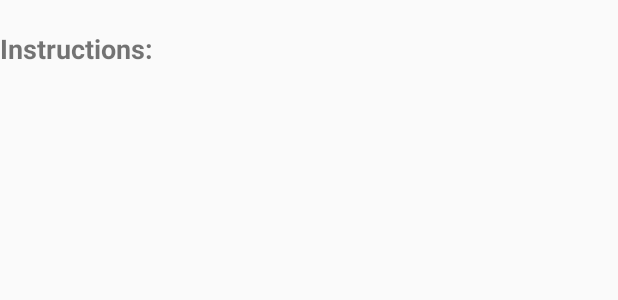
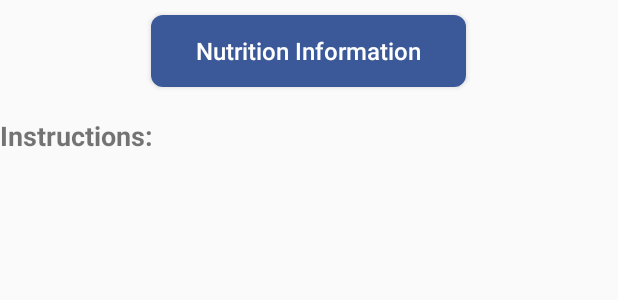
Before and after one commit to yashtawade/FoodForThought, an Android app: the layout item_list_instruction_head.xml on its own in the app's theme, with its tools: preview values and no code run, on a phone screen of 412 x 824 dp. Shown: the top 300 px of the screen. Run offline under Robolectric (Android 15) with nearby library versions, the phone set to English and light mode, and no system bars.

Commit message:
Finish viewing nutrition information function

```diff
--- a/app/src/main/java/com/yashtawade/foodforthought/MyApplication.java
+++ b/app/src/main/java/com/yashtawade/foodforthought/MyApplication.java
@@ -4,6 +4,7 @@ import android.app.Application;
 
 import com.facebook.FacebookSdk;
 import com.facebook.appevents.AppEventsLogger;
+import com.yashtawade.foodforthought.constants.FFTConstant;
 
 import cn.finalteam.okhttpfinal.OkHttpFinal;
 import cn.finalteam.okhttpfinal.OkHttpFinalConfiguration;
@@ -18,7 +19,7 @@ public class MyApplication extends Application{
         OkHttpFinalConfiguration.Builder builder =
                 new OkHttpFinalConfiguration.Builder();
         //standard http request header
-        Headers commonHeaders = new Headers.Builder().add("X-Mashape-Key:eSTTv3Urw2mshZJrgoQZoKJbwtmDp1AE9gajsnm5CFL4X5DDw6").build();
+        Headers commonHeaders = new Headers.Builder().add(FFTConstant.API_KEY).build();
         builder.setCommenHeaders(commonHeaders);
 
         OkHttpFinal.getInstance().init(builder.build());
--- a/app/src/main/java/com/yashtawade/foodforthought/activities/CommentWriteActivity.java
+++ b/app/src/main/java/com/yashtawade/foodforthought/activities/CommentWriteActivity.java
@@ -24,7 +24,7 @@ public class CommentWriteActivity extends AppCompatActivity {
     private static final String EXTRA_RECIPE_ID = "fft_recipe_id";
 
     //todo: get uid from cookie
-    private int uid = 1;
+    private int uid = 3;
 
     BaseHttpRequestCallback mCallback = new BaseHttpRequestCallback(){
 
--- a/app/src/main/java/com/yashtawade/foodforthought/activities/RecipeDetailActivity.java
+++ b/app/src/main/java/com/yashtawade/foodforthought/activities/RecipeDetailActivity.java
@@ -62,7 +62,7 @@ public class RecipeDetailActivity extends AppCompatActivity {
     List<String> instructionContent;
 
     //todo: get uid from cookie
-    private int uid = 1;
+    private int uid = 3;
 
     int count;
     boolean isLiked;
@@ -92,6 +92,10 @@ public class RecipeDetailActivity extends AppCompatActivity {
                 for (Step step : instep.getSteps()) {
                     for (String s : step.getStep().split("\\.")) {
                         String each = s.trim();
+                        if(each.startsWith("(") || each.startsWith(")")){
+                            each = each.substring(1, each.length());
+                        }
+
                         if (each.length() > 10) {
                             instructionContent.add(i++ + ". " + each);
                         }
--- a/app/src/main/java/com/yashtawade/foodforthought/constants/FFTConstant.java
+++ b/app/src/main/java/com/yashtawade/foodforthought/constants/FFTConstant.java
@@ -1,6 +1,7 @@
 package com.yashtawade.foodforthought.constants;
 
 public class FFTConstant {
+    public static final String API_KEY = "X-Mashape-Key:eSTTv3Urw2mshZJrgoQZoKJbwtmDp1AE9gajsnm5CFL4X5DDw6";
     public static final String API_BASE_URL = "https://spoonacular-recipe-food-nutrition-v1.p.mashape.com/recipes/";
     public static final String LONG_BASE_URL = "http://www.cqzxlong.me/app/";
 }
--- a/app/src/main/res/layout/item_list_instruction_head.xml
+++ b/app/src/main/res/layout/item_list_instruction_head.xml
@@ -1,16 +1,31 @@
 <?xml version="1.0" encoding="utf-8"?>
-<LinearLayout xmlns:android="http://schemas.android.com/apk/res/android"
+<RelativeLayout xmlns:android="http://schemas.android.com/apk/res/android"
               android:orientation="vertical"
               android:layout_width="match_parent"
               android:layout_height="match_parent">
+
+    <Button
+        android:id="@+id/btn_nutrition_detail"
+        android:layout_width="wrap_content"
+        android:layout_height="wrap_content"
+        android:layout_centerHorizontal="true"
+        android:layout_marginTop="10dp"
+        android:paddingLeft="30dp"
+        android:paddingRight="30dp"
+        android:background="@drawable/shape_button_general"
+        android:textColor="@color/white"
+        android:textSize="16sp"
+        android:textAllCaps="false"
+        android:text="Nutrition Information"/>
 
     <TextView
         android:id="@+id/type"
         android:textSize="18sp"
         android:textStyle="bold"
         android:layout_marginTop="20dp"
-        android:text="Instructions:"
         android:layout_width="wrap_content"
-        android:layout_height="wrap_content"/>
+        android:layout_height="wrap_content"
+        android:layout_below="@+id/btn_nutrition_detail"
+        android:text="Instructions:"/>
 
-</LinearLayout>
+</RelativeLayout>
```
Also changed, not shown: app/src/main/AndroidManifest.xml (+5 -6 lines), app/src/main/java/com/yashtawade/foodforthought/activities/NutritionActivity.java (added, +59 -0 lines), app/src/main/java/com/yashtawade/foodforthought/adapters/DetailListAdapter.java (+28 -1 lines), app/src/main/res/layout/activity_nutrition.xml (added, +15 -0 lines).
